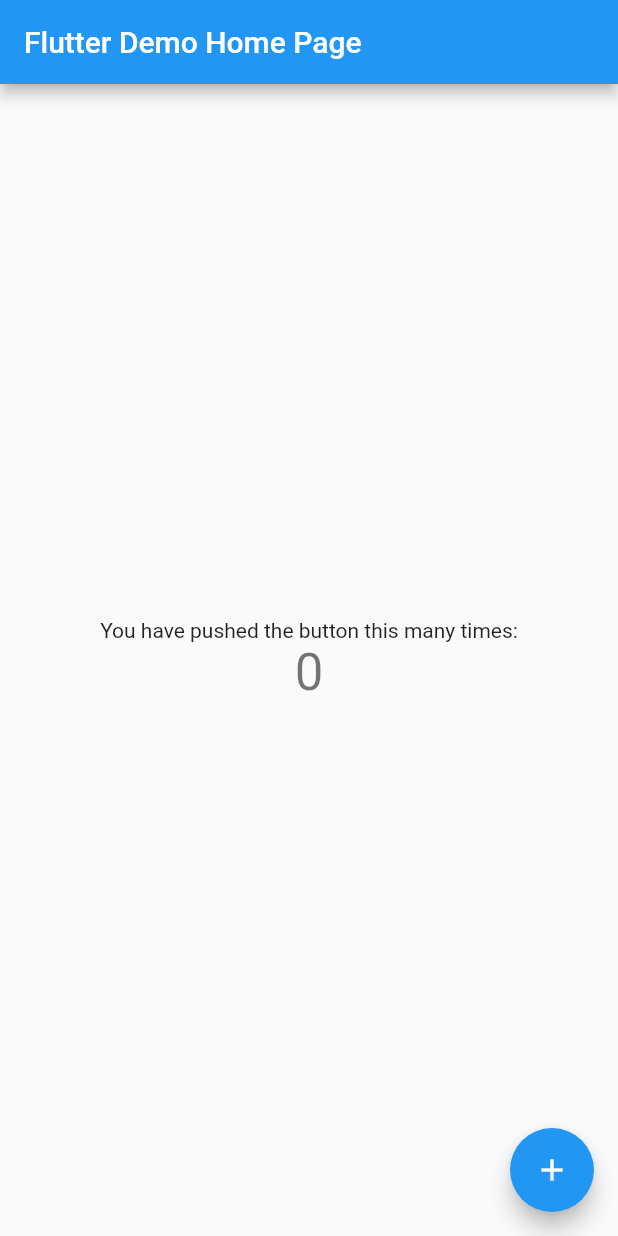
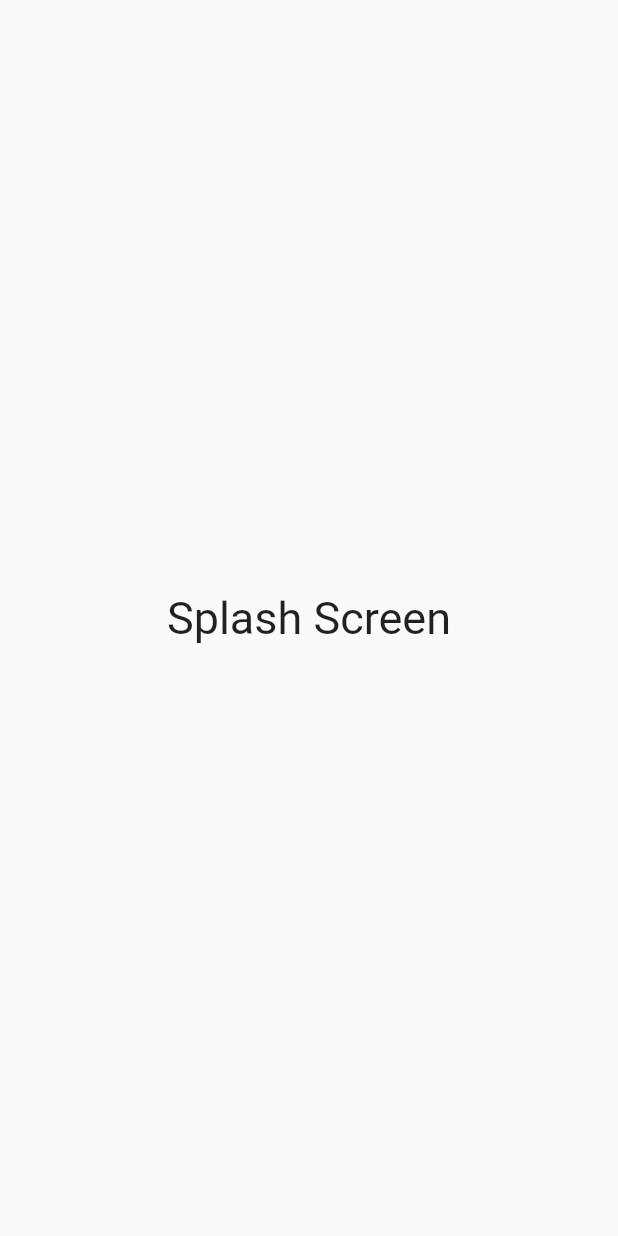
Before and after one commit to AdvaitKale01/Bikesafe, a Flutter app: the first screen one second after launch, on a phone screen of 412 x 824 dp. Run offline on Flutter 3.47's test engine with Material 2 defaults, Android fonts, the phone set to English and light mode, and no system bars.

```diff
--- a/lib/main.dart
+++ b/lib/main.dart
@@ -1,3 +1,4 @@
+import 'package:bikesafe/screens/splash_screen.dart';
 import 'package:flutter/material.dart';
 
 void main() {
@@ -13,103 +14,9 @@
     return MaterialApp(
       title: 'Flutter Demo',
       theme: ThemeData(
-        // This is the theme of your application.
-        //
-        // Try running your application with "flutter run". You'll see the
-        // application has a blue toolbar. Then, without quitting the app, try
-        // changing the primarySwatch below to Colors.green and then invoke
-        // "hot reload" (press "r" in the console where you ran "flutter run",
-        // or simply save your changes to "hot reload" in a Flutter IDE).
-        // Notice that the counter didn't reset back to zero; the application
-        // is not restarted.
         primarySwatch: Colors.blue,
       ),
-      home: const MyHomePage(title: 'Flutter Demo Home Page'),
+      home: const SplashScreen(),
     );
   }
 }
-
-class MyHomePage extends StatefulWidget {
-  const MyHomePage({Key? key, required this.title}) : super(key: key);
-
-  // This widget is the home page of your application. It is stateful, meaning
-  // that it has a State object (defined below) that contains fields that affect
-  // how it looks.
-
-  // This class is the configuration for the state. It holds the values (in this
-  // case the title) provided by the parent (in this case the App widget) and
-  // used by the build method of the State. Fields in a Widget subclass are
-  // always marked "final".
-
-  final String title;
-
-  @override
-  State<MyHomePage> createState() => _MyHomePageState();
-}
-
-class _MyHomePageState extends State<MyHomePage> {
-  int _counter = 0;
-
-  void _incrementCounter() {
-    setState(() {
-      // This call to setState tells the Flutter framework that something has
-      // changed in this State, which causes it to rerun the build method below
-      // so that the display can reflect the updated values. If we changed
-      // _counter without calling setState(), then the build method would not be
-      // called again, and so nothing would appear to happen.
-      _counter++;
-    });
-  }
-
-  @override
-  Widget build(BuildContext context) {
-    // This method is rerun every time setState is called, for instance as done
-    // by the _incrementCounter method above.
-    //
-    // The Flutter framework has been optimized to make rerunning build methods
-    // fast, so that you can just rebuild anything that needs updating rather
-    // than having to individually change instances of widgets.
-    return Scaffold(
-      appBar: AppBar(
-        // Here we take the value from the MyHomePage object that was created by
-        // the App.build method, and use it to set our appbar title.
-        title: Text(widget.title),
-      ),
-      body: Center(
-        // Center is a layout widget. It takes a single child and positions it
-        // in the middle of the parent.
-        child: Column(
-          // Column is also a layout widget. It takes a list of children and
-          // arranges them vertically. By default, it sizes itself to fit its
-          // children horizontally, and tries to be as tall as its parent.
-          //
-          // Invoke "debug painting" (press "p" in the console, choose the
-          // "Toggle Debug Paint" action from the Flutter Inspector in Android
-          // Studio, or the "Toggle Debug Paint" command in Visual Studio Code)
-          // to see the wireframe for each widget.
-          //
-          // Column has various properties to control how it sizes itself and
-          // how it positions its children. Here we use mainAxisAlignment to
-          // center the children vertically; the main axis here is the vertical
-          // axis because Columns are vertical (the cross axis would be
-          // horizontal).
-          mainAxisAlignment: MainAxisAlignment.center,
-          children: <Widget>[
-            const Text(
-              'You have pushed the button this many times:',
-            ),
-            Text(
-              '$_counter',
-              style: Theme.of(context).textTheme.headline4,
-            ),
-          ],
-        ),
-      ),
-      floatingActionButton: FloatingActionButton(
-        onPressed: _incrementCounter,
-        tooltip: 'Increment',
-        child: const Icon(Icons.add),
-      ), // This trailing comma makes auto-formatting nicer for build methods.
-    );
-  }
-}
--- a/lib/screens/splash_screen.dart
+++ b/lib/screens/splash_screen.dart
@@ -0,0 +1,37 @@
+import 'package:bikesafe/screens/home_screen.dart';
+import 'package:flutter/cupertino.dart';
+import 'package:flutter/material.dart';
+
+class SplashScreen extends StatefulWidget {
+  const SplashScreen({Key? key}) : super(key: key);
+
+  @override
+  State<SplashScreen> createState() => _SplashScreenState();
+}
+
+class _SplashScreenState extends State<SplashScreen> {
+  _navigateToHomeScreen() {
+    Future.delayed(Duration(seconds: 3), () {
+      Navigator.pushReplacement(
+          context, CupertinoPageRoute(builder: (context) => HomeScreen()));
+    });
+  }
+
+  @override
+  void initState() {
+    _navigateToHomeScreen();
+    super.initState();
+  }
+
+  @override
+  Widget build(BuildContext context) {
+    return const Scaffold(
+      body: Center(
+        child: Text(
+          'Splash Screen',
+          style: TextStyle(fontSize: 30),
+        ),
+      ),
+    );
+  }
+}
```
Also changed, not shown: lib/screens/home_screen.dart (+107 -0 lines), pubspec.yaml (+2 -8 lines), pubspec.lock.
